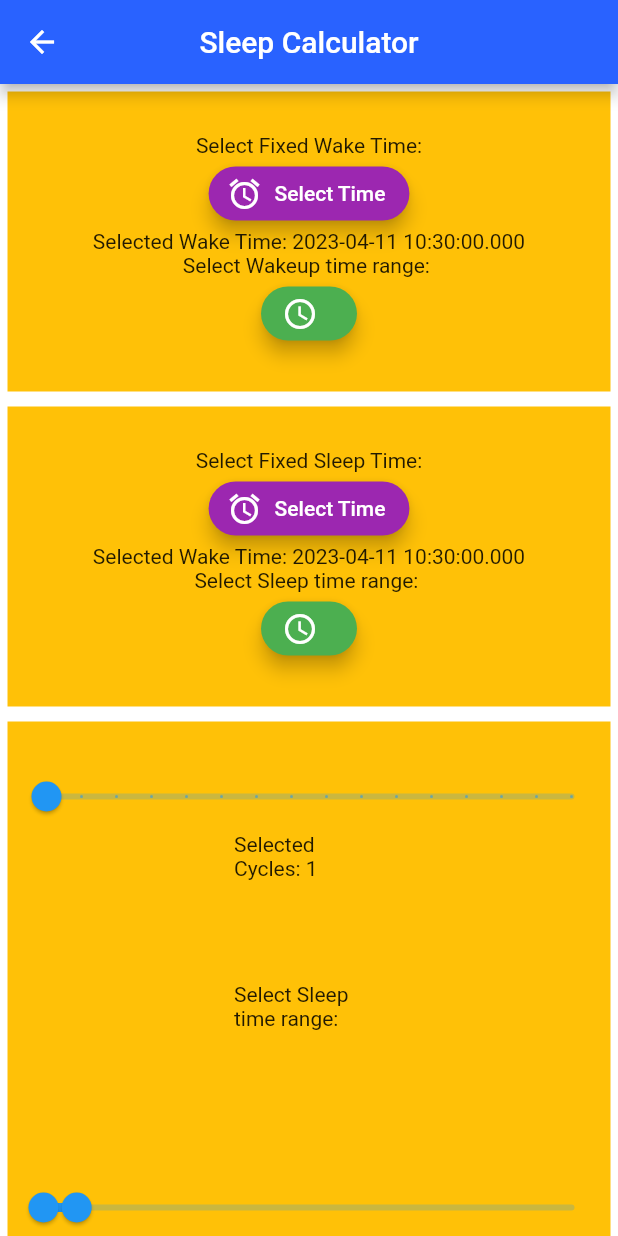
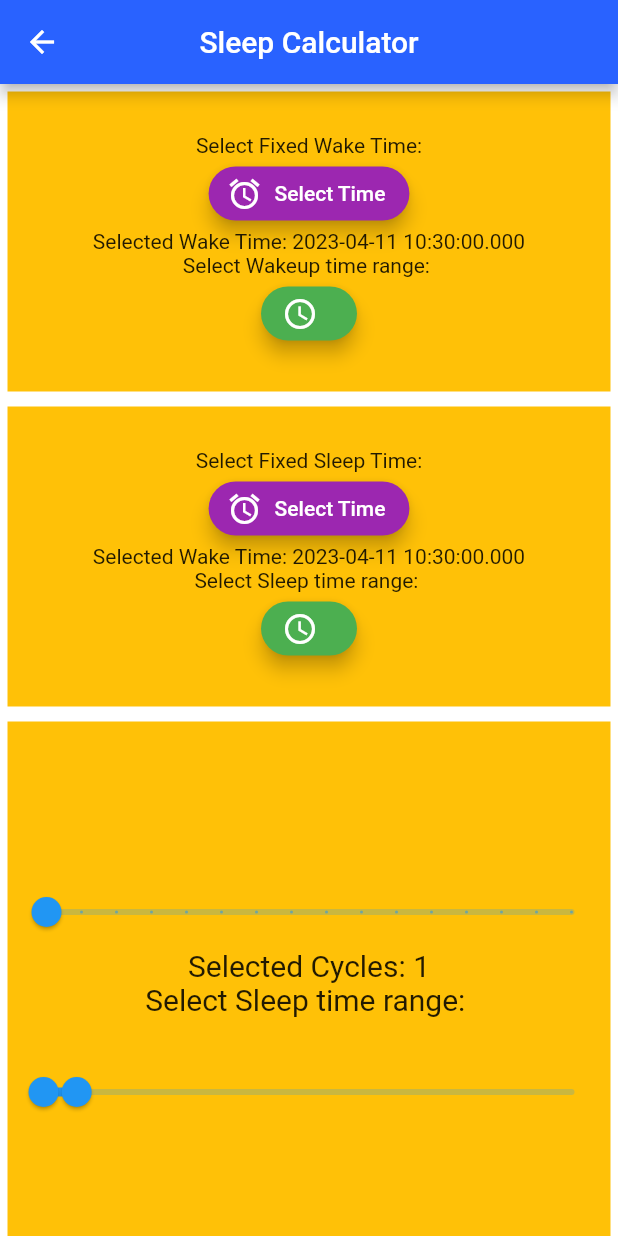
Before and after one commit to Snail51/SweetDreams, a Flutter app: the CalcPage screen opened directly, on a phone screen of 412 x 824 dp. Run offline on Flutter 3.47's test engine with Material 2 defaults, Android fonts, the phone set to English and light mode, and no system bars; our stand-ins replace audioplayers, flutter_rating_bar; missing offline and left inert: time_range_picker.

```diff
--- a/lib/widgetCalcModes.dart
+++ b/lib/widgetCalcModes.dart
@@ -277,19 +277,13 @@ class CycleWidget {
                 maxRange = (selectedCycles * 6) * sleepCycle.toDouble();
               },
             ),
-            SizedBox(
-              width: 100,
-              height: 100,
-              child: Text(
-                "Selected Cycles: " + selectedCycles.toString(),
-              ),
+            Text(
+              "Selected Cycles: " + selectedCycles.toString(),
+              style: TextStyle(fontSize: 20),
             ),
-            SizedBox(
-              width: 100,
-              height: 100,
-              child: Text(
-                "Select Sleep time range: ",
-              ),
+            Text(
+              "Select Sleep time range: ",
+              style: TextStyle(fontSize: 20),
             ),
             SizedBox(
               height: 100,
```
